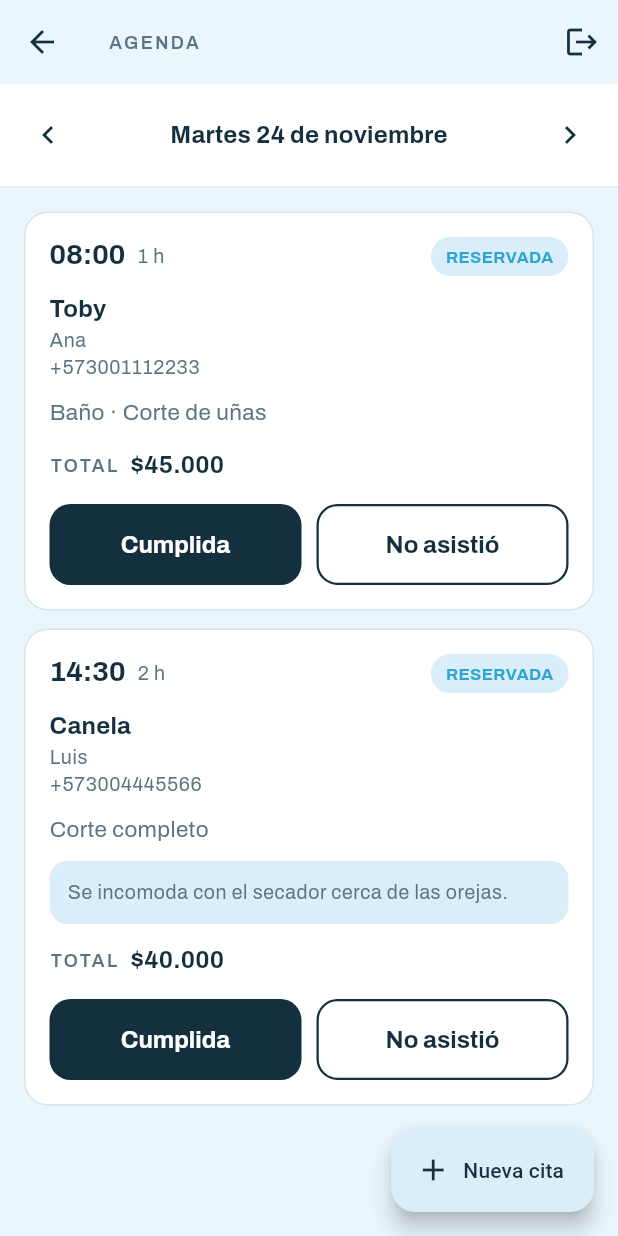
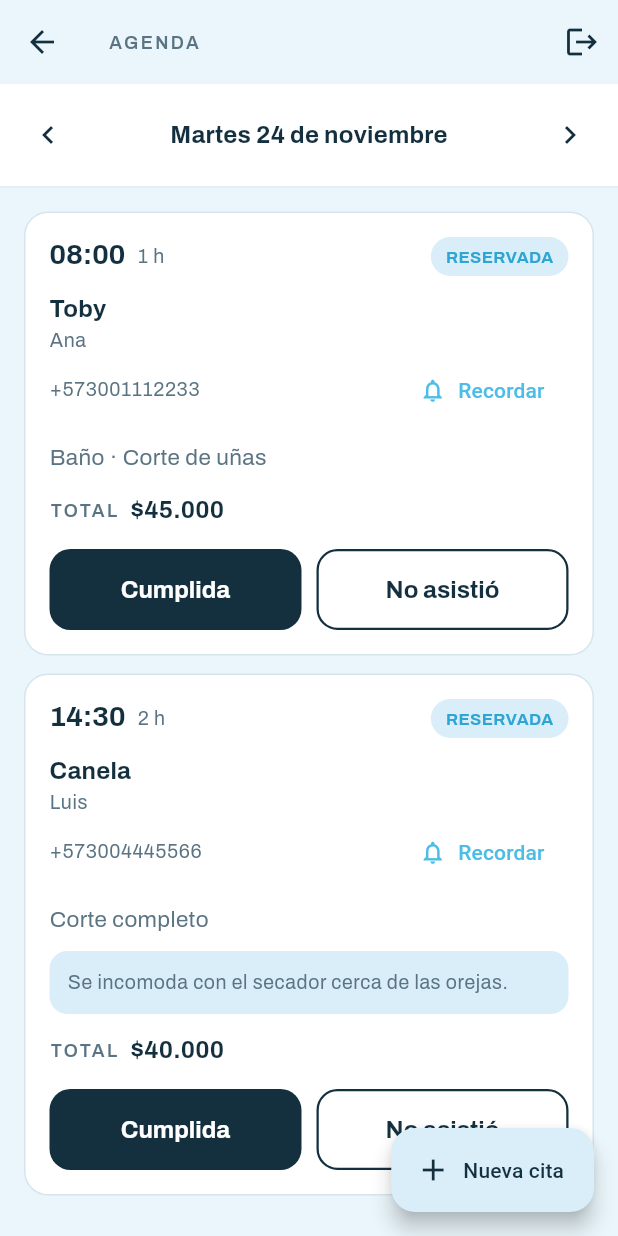
Before and after one commit to Syxsexe/EsteticaCanina, a Flutter app: the AgendaScreen screen opened directly, on a phone screen of 412 x 824 dp. Run offline on Flutter 3.47's test engine with Material 3 defaults, Android fonts, the phone set to English and light mode, and no system bars; our stand-ins replace flutter_image_compress, image_picker, supabase_flutter; accounts and stored records are empty.

Commit message:
feat: recordar la cita al cliente por WhatsApp o SMS desde la agenda
Co-Authored-By: Claude Opus 5.5 <noreply@anthropic.com>

```diff
--- a/lib/features/admin/agenda_screen.dart
+++ b/lib/features/admin/agenda_screen.dart
@@ -13,6 +13,7 @@ import 'data/agenda_repository.dart';
 import 'data/customer_directory_repository.dart';
 import 'models/agenda_entry.dart';
 import 'pestana_recargable.dart';
+import 'recordatorio.dart';
 import 'widgets/estado_cita_chip.dart';
 
 /// La agenda del día, para la estética.
@@ -59,6 +60,7 @@ class AgendaScreen extends StatefulWidget {
 class _AgendaScreenState extends State<AgendaScreen>
     implements PestanaRecargable {
   late final AgendaRepository _repositorio;
+  late final DateTime _hoy;
   late DateTime _dia;
 
   List<AgendaEntry>? _citas;
@@ -73,7 +75,8 @@ class _AgendaScreenState extends State<AgendaScreen>
     super.initState();
     _repositorio = widget.repository ?? defaultAgendaRepository();
     final hoy = widget.today ?? hoyEnLaEstetica();
-    _dia = DateTime(hoy.year, hoy.month, hoy.day);
+    _hoy = DateTime(hoy.year, hoy.month, hoy.day);
+    _dia = _hoy;
     _cargar();
   }
 
@@ -132,11 +135,13 @@ class _AgendaScreenState extends State<AgendaScreen>
     final guardado = await Navigator.of(context).push<bool>(
       MaterialPageRoute(
         builder: (_) => AdminAppointmentFormScreen(
-          appointmentsRepository: widget.appointmentsRepository ??
+          appointmentsRepository:
+              widget.appointmentsRepository ??
               defaultAdminAppointmentRepository(),
-          availabilityRepository: widget.availabilityRepository ??
-              defaultAvailabilityRepository(),
-          customersRepository: widget.customersRepository ??
+          availabilityRepository:
+              widget.availabilityRepository ?? defaultAvailabilityRepository(),
+          customersRepository:
+              widget.customersRepository ??
               defaultCustomerDirectoryRepository(),
           hoy: widget.today,
           diaInicial: _dia,
@@ -226,6 +231,7 @@ class _AgendaScreenState extends State<AgendaScreen>
           cita: citas[i],
           guardando: _guardando.contains(citas[i].id),
           onMarcar: (estado) => _marcar(citas[i], estado),
+          onRecordar: () => mostrarRecordatorio(context, citas[i], _hoy),
         ),
       ),
     );
@@ -280,11 +286,13 @@ class _Tarjeta extends StatelessWidget {
     required this.cita,
     required this.guardando,
     required this.onMarcar,
+    required this.onRecordar,
   });
 
   final AgendaEntry cita;
   final bool guardando;
   final ValueChanged<EstadoCita> onMarcar;
+  final VoidCallback onRecordar;
 
   @override
   Widget build(BuildContext context) {
@@ -337,7 +345,23 @@ class _Tarjeta extends StatelessWidget {
             style: textTheme.bodySmall,
           ),
           if (cita.clienteTelefono != null)
-            Text(cita.clienteTelefono!, style: textTheme.bodySmall),
+            Row(
+              children: [
+                Expanded(
+                  child: Text(
+                    cita.clienteTelefono!,
+                    style: textTheme.bodySmall,
+                  ),
+                ),
+                // Solo tiene sentido recordar una cita que sigue en pie.
+                if (cita.estado == EstadoCita.reservada)
+                  TextButton.icon(
+                    onPressed: onRecordar,
+                    icon: const Icon(Icons.notifications_outlined, size: 18),
+                    label: const Text('Recordar'),
+                  ),
+              ],
+            ),
           const SizedBox(height: 10),
           Text(cita.servicios.join(' · '), style: textTheme.bodyMedium),
           if (cita.notasEstilista != null) ...[
```
Also changed, not shown: lib/features/admin/recordatorio.dart (added, +113 -0 lines), openspec/changes/recordatorio-cita/.openspec.yaml (added), 5 other files.
